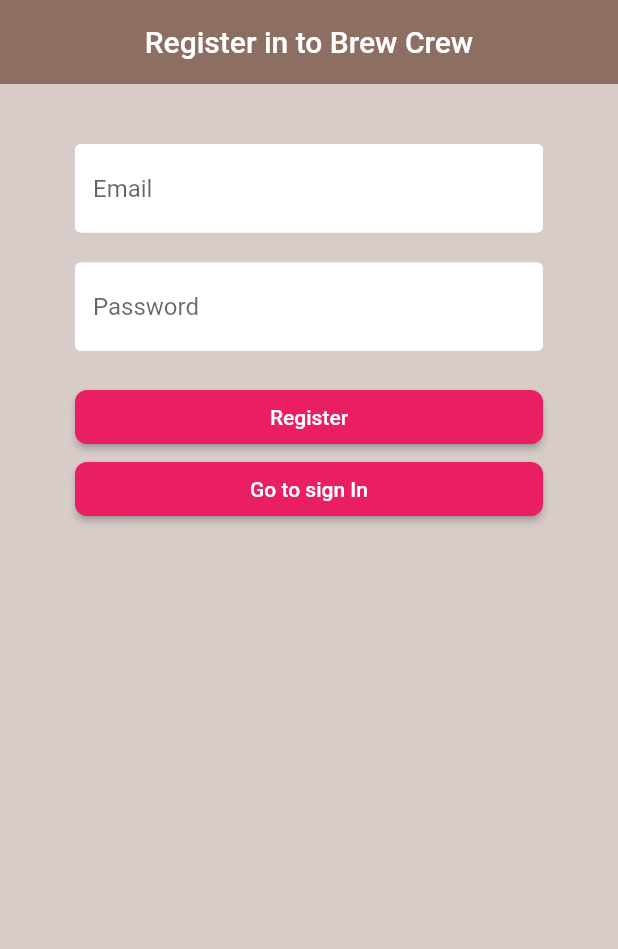
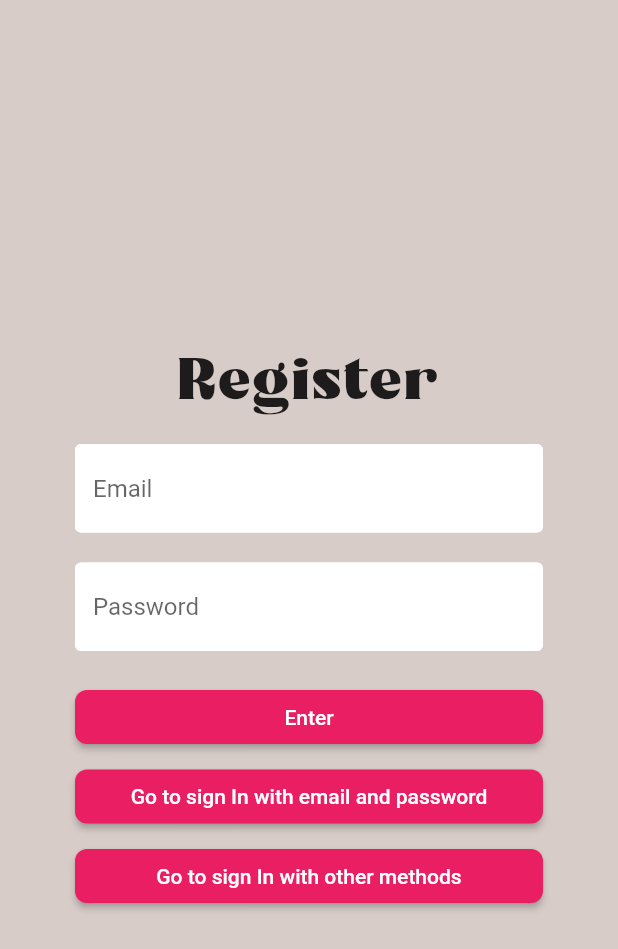
Before and after one commit to danielmesa20/Flutter-App-Auth, a Flutter app: the screen it shows after launch, after a tap on "Sign in with email and password", after a tap on "Go to Register", on a phone screen of 412 x 824 dp. Shown: the top 949 px of the screen. Run offline on Flutter 3.47's test engine with Material 2 defaults, Android fonts, the phone set to English and light mode, and no system bars; our stand-ins replace firebase_auth, flutter_spinkit, fluttertoast, google_sign_in; missing offline and left inert: flutter_auth_buttons, flutter_facebook_login; accounts and stored records are empty.

Commit message:
Versión 3: Cambios estéticos

```diff
--- a/lib/screens/authenticate/authenticate.dart
+++ b/lib/screens/authenticate/authenticate.dart
@@ -10,19 +10,20 @@ class Authenticate extends StatefulWidget {
 
 class _AuthenticateState extends State<Authenticate> {
 
-  int showSignIn = 0;
+  // screen=0 (SignIn), screen=1 (SignInWithEnail), screen=2 (Register)
+  int screen = 0;
 
   void toggleView(int value){
     setState(() {
-      showSignIn = value;
+      screen = value;
     });
   }
 
   @override
   Widget build(BuildContext context) {
-    if(showSignIn == 0){
+    if(screen == 0){
       return SignIn(toggleView: toggleView);
-    }else if(showSignIn == 1){
+    }else if(screen == 1){
       return SignInWithEmail(toggleView: toggleView);
     }else{
       return Register(toggleView: toggleView);
--- a/lib/screens/authenticate/register.dart
+++ b/lib/screens/authenticate/register.dart
@@ -14,14 +14,12 @@ class Register extends StatefulWidget {
 }
 
 class _RegisterState extends State<Register> {
-
   //Variables
   final AuthService _auth = AuthService();
   final _formKey = GlobalKey<FormState>();
   bool loading = false;
   String email = '';
   String password = '';
-  String error = '';
 
   @override
   Widget build(BuildContext context) {
@@ -29,26 +27,31 @@ class _RegisterState extends State<Register> {
         ? Loading()
         : Scaffold(
             backgroundColor: Colors.brown[100],
-            appBar: AppBar(
-                backgroundColor: Colors.brown[400],
-                elevation: 0.0,
-                title: Text("Register in to Brew Crew"),
-                centerTitle: true),
-            body: Center(
-              heightFactor: 2.0,
-              child: Container(
+            body:
+              Container(
                 child: Padding(
-                  padding: EdgeInsets.symmetric(vertical: 20.0, horizontal: 50.0),
+                  padding:
+                      EdgeInsets.symmetric(vertical: 20.0, horizontal: 50.0),
                   child: Form(
                     key: _formKey,
                     child: Column(
                       crossAxisAlignment: CrossAxisAlignment.stretch,
+                      mainAxisAlignment: MainAxisAlignment.center,
                       children: <Widget>[
+                        SizedBox(height: 20.0),
+                        Text(
+                          "Register",
+                          textAlign: TextAlign.center,
+                          style: TextStyle(
+                            fontSize: 40.0,
+                            fontFamily: 'Prima',
+                            letterSpacing: 1.5
+                          ),
+                        ),
                         SizedBox(height: 20.0),
                         TextFormField(
                           keyboardType: TextInputType.emailAddress,
-                          decoration:
-                              textInputDecoration.copyWith(hintText: 'Email'),
+                          decoration: textInputDecoration.copyWith(hintText: 'Email'),
                           validator: (val) {
                             if (val.isEmpty) {
                               return 'Enter an email';
@@ -58,14 +61,12 @@ class _RegisterState extends State<Register> {
                               return null;
                             }
                           },
-                          onChanged: (val) {
-                            setState(() => email = val);
-                          },
+                          onChanged: (val) => setState(() => email = val),
                         ),
                         SizedBox(height: 20.0),
                         TextFormField(
-                          decoration:
-                              textInputDecoration.copyWith(hintText: 'Password'),
+                          decoration: textInputDecoration.copyWith(
+                              hintText: 'Password'),
                           validator: (val) {
                             if (val.isEmpty) {
                               return 'Enter a password';
@@ -76,9 +77,7 @@ class _RegisterState extends State<Register> {
                             }
                           },
                           obscureText: true,
-                          onChanged: (val) {
-                            setState(() => password = val);
-                          },
+                          onChanged: (val) => setState(() => password = val),
                         ),
                         SizedBox(height: 20.0),
                         RaisedButton(
@@ -87,7 +86,7 @@ class _RegisterState extends State<Register> {
                             borderRadius: new BorderRadius.circular(8.0),
                           ),
                           child: Text(
-                              "Register",
+                            "Enter",
                             style: TextStyle(color: Colors.white),
                           ),
                           onPressed: () async {
@@ -101,21 +100,33 @@ class _RegisterState extends State<Register> {
                                 setState(() => loading = false);
                               }
                             }
-                            }),
+                          },
+                        ),
+                        SizedBox(height: 5.0),
                         RaisedButton(
                           color: Colors.pink,
                           shape: RoundedRectangleBorder(
                             borderRadius: new BorderRadius.circular(8.0),
                           ),
                           child: Text(
-                              "Go to sign In",
+                            "Go to sign In with email and password",
                             style: TextStyle(color: Colors.white),
                           ),
-                            onPressed: () {
-                              widget.toggleView(1);
-                            }),
+                          onPressed: () =>widget.toggleView(1),
+                        ),
+                        SizedBox(height: 5.0),
+                        RaisedButton(
+                          color: Colors.pink,
+                          shape: RoundedRectangleBorder(
+                            borderRadius: new BorderRadius.circular(8.0),
+                          ),
+                          child: Text(
+                            "Go to sign In with other methods",
+                            style: TextStyle(color: Colors.white),
+                          ),
+                          onPressed: () =>widget.toggleView(1),
+                        ),
                       ],
-                    ),
                     ),
                   ),
                 ),
--- a/lib/screens/authenticate/sign_in.dart
+++ b/lib/screens/authenticate/sign_in.dart
@@ -5,7 +5,6 @@ import 'package:flutter/material.dart';
 import 'package:flutter_auth_buttons/flutter_auth_buttons.dart';
 
 class SignIn extends StatefulWidget {
-
   final Function toggleView;
   SignIn({this.toggleView});
 
@@ -14,7 +13,6 @@ class SignIn extends StatefulWidget {
 }
 
 class _SignInState extends State<SignIn> {
-
   final AuthService _auth = AuthService();
   final _formKey = GlobalKey<FormState>();
   bool loading = false;
@@ -25,45 +23,27 @@ class _SignInState extends State<SignIn> {
         ? Loading()
         : Scaffold(
             backgroundColor: Colors.brown[100],
-            appBar: AppBar(
-              backgroundColor: Colors.brown[400],
-              elevation: 0.0,
-              title: Text("Brew Crew"),
-              centerTitle: true,
-            ),
             body: Center(
-              heightFactor: 1.75,
               child: Container(
                 child: Padding(
-                  padding: EdgeInsets.symmetric(vertical: 20.0, horizontal: 50.0),
+                  padding:
+                      EdgeInsets.symmetric(vertical: 20.0, horizontal: 50.0),
                   child: Form(
                       key: _formKey,
                       child: SingleChildScrollView(
                         child: Column(
                           crossAxisAlignment: CrossAxisAlignment.stretch,
                           children: <Widget>[
-                            Center(
-                              child: Text(
+                            Text(
                               "SIGN IN",
+                              textAlign: TextAlign.center,
                               style: TextStyle(
-                                  fontSize: 30.0,
-                                ),
+                                fontSize: 50.0,
+                                fontFamily: 'Prima',
+                                letterSpacing: 1.5,
                               ),
                             ),
                             SizedBox(height: 20.0),
-                            RaisedButton(
-                                color: Colors.pink,
-                                shape: RoundedRectangleBorder(
-                                  borderRadius: new BorderRadius.circular(8.0),
-                                ),
-                                child: Text(
-                                  "Sign in with email and password",
-                                  style: TextStyle(color: Colors.white),
-                                ),
-                                onPressed: () {
-                                  widget.toggleView(1);
-                                }),
-                            SizedBox(height: 10.0),
                             GoogleSignInButton(
                               darkMode: false, // default: false
                               borderRadius: 8.0,
@@ -73,7 +53,8 @@ class _SignInState extends State<SignIn> {
                                 setState(() => loading = true);
                                 dynamic result = await _auth.signInWithGoogle();
                                 if (result == null) {
-                                  toastMessage('There was a problem trying to login with Google');
+                                  toastMessage(
+                                      'There was a problem trying to login with Google');
                                   setState(() => loading = false);
                                 }
                               },
@@ -86,12 +67,27 @@ class _SignInState extends State<SignIn> {
                                   TextStyle(fontSize: 15, color: Colors.white),
                               onPressed: () async {
                                 setState(() => loading = true);
-                                  dynamic result = await _auth.signInWithFacebook();
+                                dynamic result =
+                                    await _auth.signInWithFacebook();
                                 if (result == null) {
-                                    toastMessage('There was a problem trying to login with Facebook');
+                                  toastMessage(
+                                      'There was a problem trying to login with Facebook');
                                   setState(() => loading = false);
                                 }
-                                }),
+                              },
+                            ),
+                            SizedBox(height: 20.0),
+                            RaisedButton(
+                              color: Colors.pink,
+                              shape: RoundedRectangleBorder(
+                                borderRadius: new BorderRadius.circular(8.0),
+                              ),
+                              child: Text(
+                                "Sign in with email and password",
+                                style: TextStyle(color: Colors.white),
+                              ),
+                              onPressed: () =>widget.toggleView(1),
+                            ),
                             SizedBox(height: 10.0),
                             FlatButton.icon(
                               shape: RoundedRectangleBorder(
@@ -104,12 +100,12 @@ class _SignInState extends State<SignIn> {
                                 setState(() => loading = true);
                                 dynamic result = await _auth.sigInAnon();
                                 if (result == null) {
-                                  toastMessage('There was a problem trying to login');
+                                  toastMessage(
+                                      'There was a problem trying to login');
                                   setState(() => loading = false);
                                 }
                               },
                             ),
-                            SizedBox(height: 20.0),
                           ],
                         ),
                       )),
--- a/lib/screens/authenticate/sign_in_email.dart
+++ b/lib/screens/authenticate/sign_in_email.dart
@@ -4,7 +4,6 @@ import 'package:brew_crew/shared/loading.dart';
 import 'package:flutter/material.dart';
 
 class SignInWithEmail extends StatefulWidget {
-
   final Function toggleView;
   SignInWithEmail({this.toggleView});
 
@@ -15,7 +14,7 @@ class SignInWithEmail extends StatefulWidget {
 class _SignInWithEmailState extends State<SignInWithEmail> {
   @override
   Widget build(BuildContext context) {
-
+    //Variables
     final AuthService _auth = AuthService();
     final _formKey = GlobalKey<FormState>();
     bool loading = false;
@@ -26,34 +25,31 @@ class _SignInWithEmailState extends State<SignInWithEmail> {
         ? Loading()
         : Scaffold(
             backgroundColor: Colors.brown[100],
-            appBar: AppBar(
-              backgroundColor: Colors.brown[400],
-              elevation: 0.0,
-              title: Text("Brew Crew"),
-              centerTitle: true
-            ),
             body: Center(
-              heightFactor: 1.5,
+              heightFactor: 2.0,
               child: Container(
                 child: Padding(
-                  padding: EdgeInsets.symmetric(vertical: 20.0, horizontal: 50.0),
+                  padding:
+                      EdgeInsets.symmetric(vertical: 20.0, horizontal: 50.0),
                   child: Form(
                     key: _formKey,
                     child: SingleChildScrollView(
                       child: Column(
                         crossAxisAlignment: CrossAxisAlignment.stretch,
                         children: <Widget>[
-                            Center(
-                              child: Text(
+                          Text(
                             "SIGN IN WITH EMAIL",
+                            textAlign: TextAlign.center,
                             style: TextStyle(
-                                  fontSize: 30.0,
-                                ),
+                              fontSize: 35.0,
+                              fontFamily: 'Prima',
+                              letterSpacing: 1.5,
                             ),
                           ),
                           SizedBox(height: 20.0),
                           TextFormField(
-                              decoration: textInputDecoration.copyWith(hintText: 'Email'),
+                            decoration:
+                                textInputDecoration.copyWith(hintText: 'Email'),
                             keyboardType: TextInputType.emailAddress,
                             validator: (val) {
                               if (val.isEmpty) {
@@ -64,9 +60,7 @@ class _SignInWithEmailState extends State<SignInWithEmail> {
                                 return null;
                               }
                             },
-                              onChanged: (val) {
-                                setState(() => email = val);
-                              },
+                            onChanged: (val) => setState(() => email = val),
                           ),
                           SizedBox(height: 20.0),
                           TextFormField(
@@ -80,9 +74,7 @@ class _SignInWithEmailState extends State<SignInWithEmail> {
                                 return null;
                               }
                             },
-                              onChanged: (val) {
-                                setState(() => password = val);
-                              },
+                            onChanged: (val) => setState(() => password = val),
                           ),
                           SizedBox(height: 20.0),
                           RaisedButton(
@@ -91,19 +83,22 @@ class _SignInWithEmailState extends State<SignInWithEmail> {
                               borderRadius: new BorderRadius.circular(8.0),
                             ),
                             child: Text(
-                                  "Sign in",
+                              "Enter",
                               style: TextStyle(color: Colors.white),
                             ),
                             onPressed: () async {
                               if (_formKey.currentState.validate()) {
                                 setState(() => loading = true);
-                                    dynamic result = await _auth.signInWithEmailAndPassword(email, password);
+                                dynamic result =
+                                    await _auth.signInWithEmailAndPassword(
+                                        email, password);
                                 if (result == null) {
-                                      toastMessage('Please supply a valid email and password');
+                                  toastMessage(
+                                      'Please supply a valid email and password');
                                   setState(() => loading = false);
                                 }
                               }
-                                }
+                            },
                           ),
                           RaisedButton(
                             color: Colors.pink,
@@ -114,9 +109,8 @@ class _SignInWithEmailState extends State<SignInWithEmail> {
                               "Go to Register",
                               style: TextStyle(color: Colors.white),
                             ),
-                                onPressed: () {
-                                  widget.toggleView(2);
-                                }),
+                            onPressed: () => widget.toggleView(2),
+                          ),
                           RaisedButton(
                             color: Colors.pink,
                             shape: RoundedRectangleBorder(
@@ -126,12 +120,12 @@ class _SignInWithEmailState extends State<SignInWithEmail> {
                               "Sign with others methods",
                               style: TextStyle(color: Colors.white),
                             ),
-                                onPressed: () {
-                                  widget.toggleView(0);
-                                }),
+                            onPressed: () => widget.toggleView(0),
+                          ),
                         ],
                       ),
-                      )),
+                    ),
+                  ),
                 ),
               ),
             ),
--- a/lib/screens/home/home.dart
+++ b/lib/screens/home/home.dart
@@ -39,7 +39,7 @@ class _HomeState extends State<Home> {
                 setState(() => loading = false);
               }
             },
-          )
+          ),
         ],
       ),
     );
```
Also changed, not shown: pubspec.yaml (+5 -12 lines), fonts/Prima.ttf (added). Lines whose indentation alone changed are shown as unchanged.
